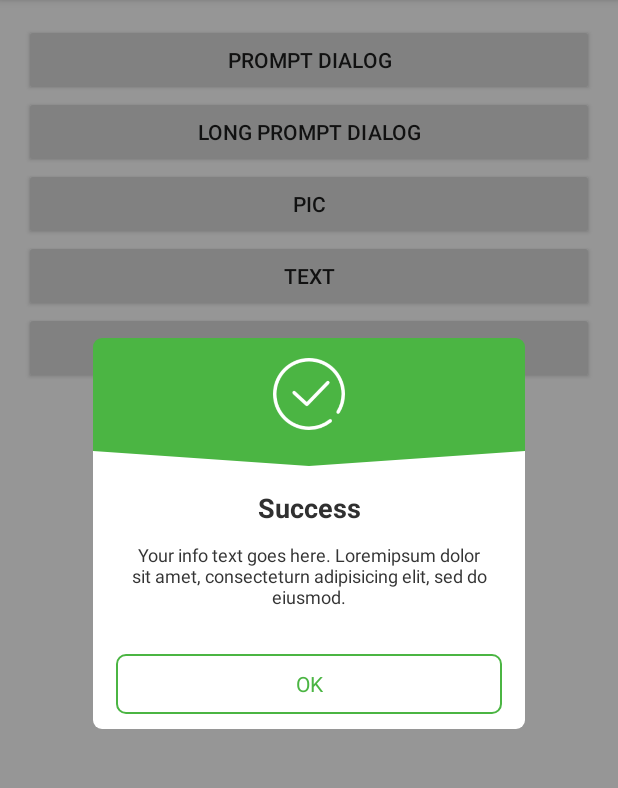
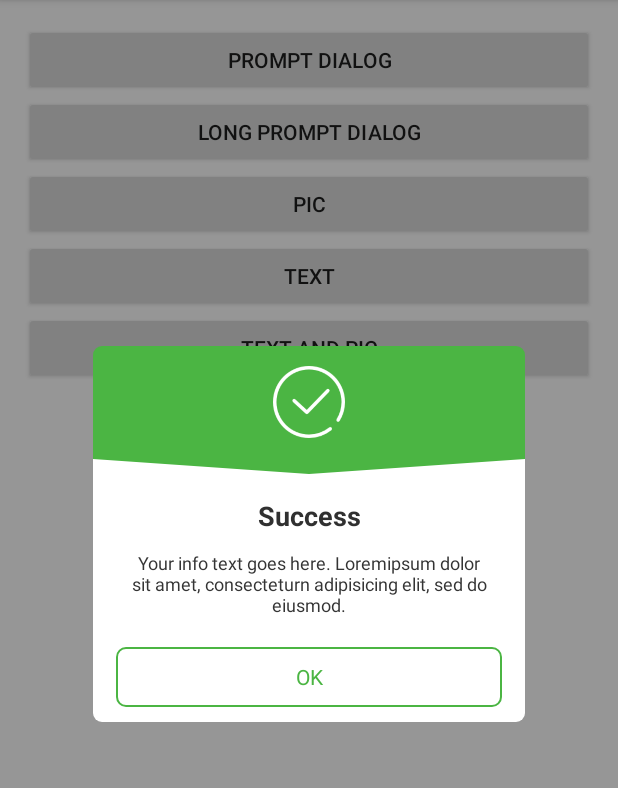
Before and after one commit to Svettis2k/CustomDialog, an Android app: the screen it shows after launch (MainActivity), after a tap on "PROMPT DIALOG", on a phone screen of 412 x 824 dp, the part 84-872 px from its top. Run offline under Robolectric (Android 15) with nearby library versions, the phone set to English and light mode, and no system bars.

Commit message:
Removed wrong margin

```diff
--- a/ColorDialog/src/main/res/layout/layout_promptdialog.xml
+++ b/ColorDialog/src/main/res/layout/layout_promptdialog.xml
@@ -56,8 +56,7 @@
 
         <cn.refactor.lib.colordialog.MaxHeightScrollView
             android:layout_width="match_parent"
-            android:layout_height="wrap_content"
-            android:layout_marginBottom="10dp">
+            android:layout_height="wrap_content">
 
             <TextView
                 android:id="@+id/tvContent"
```
